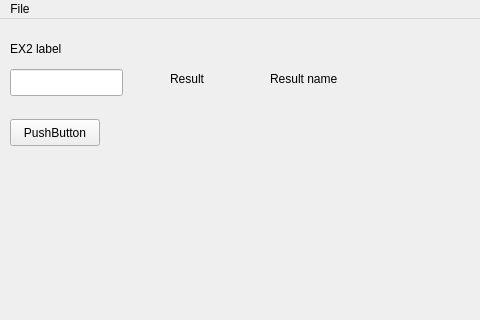
Above: LAB11/mainwindow.ui from BlackFox-nya/HTask before the change; both pictures show x 0 to 480 and y 0 to 320 of the 685 by 451 pixel window. Below: the same form after it.
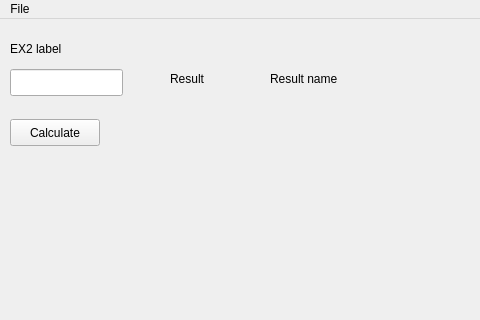
That is the form after the change.

Patch:
```diff
--- a/LAB11/mainwindow.ui
+++ b/LAB11/mainwindow.ui
@@ -47,7 +47,7 @@
      </rect>
     </property>
     <property name="text">
-     <string>PushButton</string>
+     <string>Calculate</string>
     </property>
    </widget>
    <widget class="QLabel" name="res">
```
